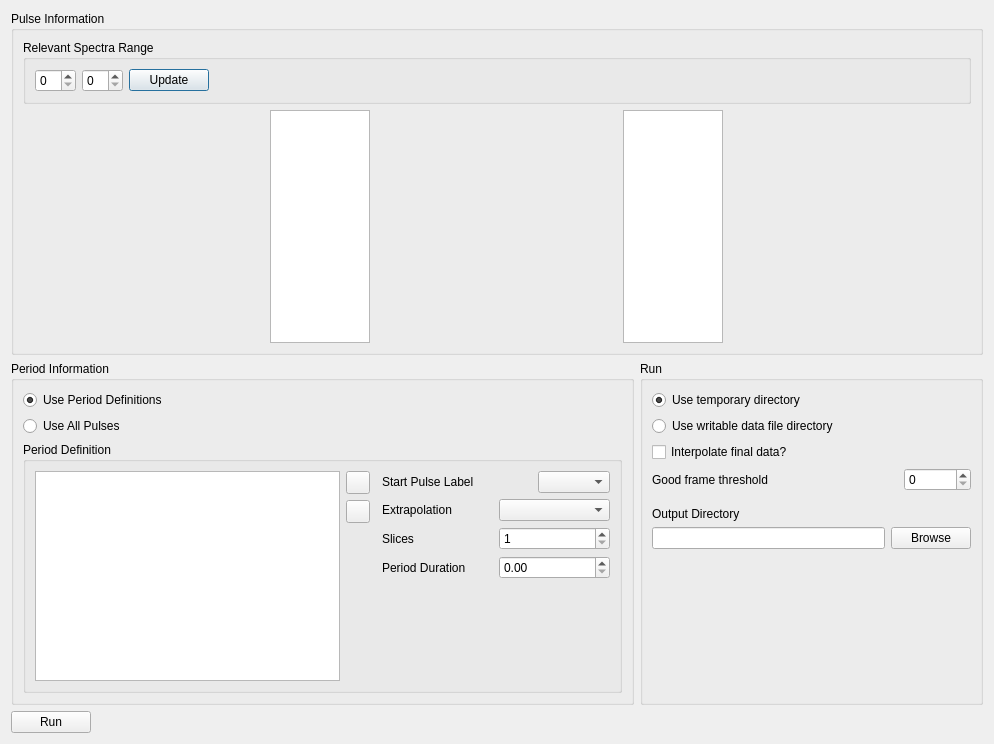
disorderedmaterials/GudPy, file gudpy/gui/widgets/ui_files/nexusProcessingDialog.ui: the form before one commit.
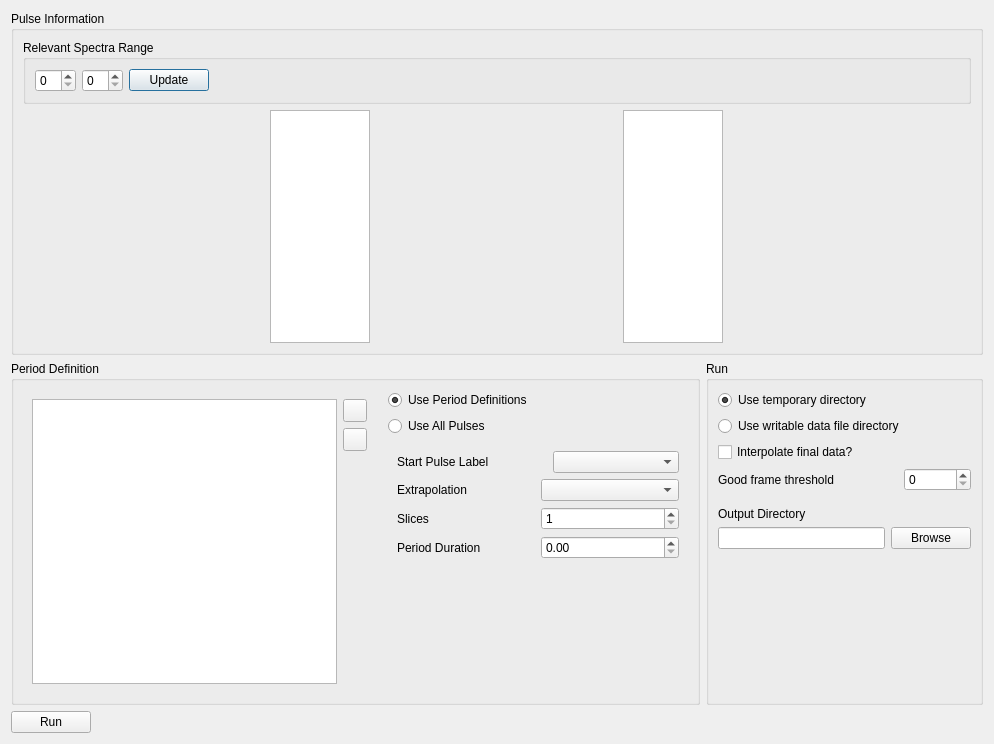
The form after the commit. Icons and pictures are not drawn. Custom widgets are drawn as their Qt base class.

Commit message: Updating dialog functions to adapt to new ui

```diff
--- a/gudpy/gui/widgets/ui_files/nexusProcessingDialog.ui
+++ b/gudpy/gui/widgets/ui_files/nexusProcessingDialog.ui
@@ -105,46 +105,6 @@
      <item>
       <layout class="QHBoxLayout" name="horizontalLayout_9">
        <item>
-        <widget class="QGroupBox" name="periodInformation">
-         <property name="title">
-          <string>Period Information</string>
-         </property>
-         <property name="checkable">
-          <bool>false</bool>
-         </property>
-         <layout class="QHBoxLayout" name="horizontalLayout">
-          <item>
-           <layout class="QVBoxLayout" name="verticalLayout_2">
-            <item>
-             <widget class="QRadioButton" name="usePeriodDefinitionsButton">
-              <property name="minimumSize">
-               <size>
-                <width>300</width>
-                <height>0</height>
-               </size>
-              </property>
-              <property name="text">
-               <string>Use Period Definitions</string>
-              </property>
-              <property name="checked">
-               <bool>true</bool>
-              </property>
-              <attribute name="buttonGroup">
-               <string notr="true">buttonGroup_2</string>
-              </attribute>
-             </widget>
-            </item>
-            <item>
-             <widget class="QRadioButton" name="useAllPulsesButton">
-              <property name="text">
-               <string>Use All Pulses</string>
-              </property>
-              <attribute name="buttonGroup">
-               <string notr="true">buttonGroup_2</string>
-              </attribute>
-             </widget>
-            </item>
-            <item>
              <widget class="QGroupBox" name="periodDefinitionGroupBox">
               <property name="title">
                <string>Period Definition</string>
@@ -155,6 +115,9 @@
                  <item>
                   <layout class="QHBoxLayout" name="periodDefinitionLayout">
                    <item>
+             <widget class="QWidget" name="pulseTableGroup">
+             <layout class="QHBoxLayout" name="boxLayout">
+              <item>
                     <widget class="PulseTable" name="pulseTableView">
                      <property name="minimumSize">
                       <size>
@@ -206,6 +169,9 @@
                      </item>
                     </layout>
                    </item>
+              </layout>
+              </widget>
+              </item>
                    <item>
                     <layout class="QVBoxLayout" name="verticalLayout_10">
                      <property name="sizeConstraint">
@@ -215,6 +181,38 @@
                       <number>6</number>
                      </property>
                      <item>
+                 <widget class="QRadioButton" name="usePeriodDefinitionsButton">
+                  <property name="minimumSize">
+                   <size>
+                    <width>300</width>
+                    <height>0</height>
+                   </size>
+                  </property>
+                  <property name="text">
+                   <string>Use Period Definitions</string>
+                  </property>
+                  <property name="checked">
+                   <bool>true</bool>
+                  </property>
+                  <attribute name="buttonGroup">
+                   <string notr="true">buttonGroup_2</string>
+                  </attribute>
+                 </widget>
+                </item>
+                <item>
+                 <widget class="QRadioButton" name="useAllPulsesButton">
+                  <property name="text">
+                   <string>Use All Pulses</string>
+                  </property>
+                  <attribute name="buttonGroup">
+                   <string notr="true">buttonGroup_2</string>
+                  </attribute>
+                 </widget>
+                </item>
+                <item>
+                <widget class="QWidget" name="periodDefinitionsGroup">
+                <layout class="QVBoxLayout" name="verticalLayout8">
+                <item>
                       <layout class="QHBoxLayout" name="horizontalLayout_7">
                        <item>
                         <widget class="QLabel" name="label_4">
@@ -342,13 +340,11 @@
                       </spacer>
                      </item>
                     </layout>
-                   </item>
-                  </layout>
-                 </item>
-                </layout>
-               </item>
-              </layout>
-             </widget>
+                </widget>
+                </item>
+               </layout>
+              </item>
+             </layout>
             </item>
            </layout>
           </item>
```
Lines whose indentation alone changed are shown as unchanged. The commit also changes 1 other file.
